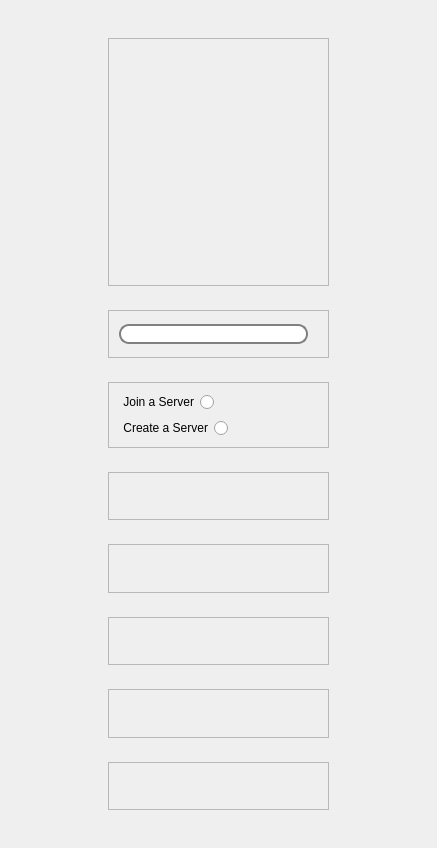
First picture: the form in createserverdialog.ui, repository CarsonTSmith/GrackleQtClient, before the edit.
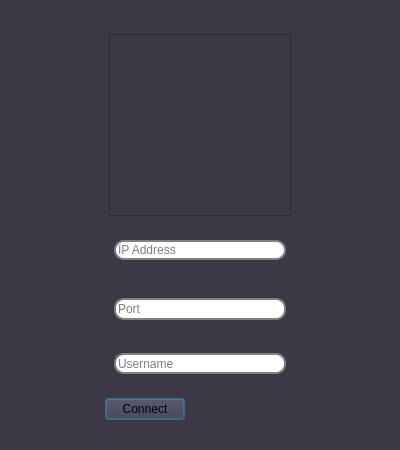
Second picture: the form after the edit.

Commit message: Added server connection dialog

```diff
--- a/createserverdialog.ui
+++ b/createserverdialog.ui
@@ -6,25 +6,73 @@
    <rect>
     <x>0</x>
     <y>0</y>
-    <width>437</width>
-    <height>848</height>
+    <width>400</width>
+    <height>450</height>
    </rect>
   </property>
+  <property name="sizePolicy">
+   <sizepolicy hsizetype="Fixed" vsizetype="Fixed">
+    <horstretch>0</horstretch>
+    <verstretch>0</verstretch>
+   </sizepolicy>
+  </property>
+  <property name="minimumSize">
+   <size>
+    <width>400</width>
+    <height>450</height>
+   </size>
+  </property>
+  <property name="maximumSize">
+   <size>
+    <width>400</width>
+    <height>450</height>
+   </size>
+  </property>
   <property name="windowTitle">
-   <string>Dialog</string>
+   <string>Grackle</string>
+  </property>
+  <property name="styleSheet">
+   <string notr="true">background-color: rgb(61, 56, 70);</string>
   </property>
   <layout class="QVBoxLayout" name="verticalLayout">
    <item>
     <widget class="QWidget" name="widget" native="true">
-     <layout class="QHBoxLayout" name="horizontalLayout" stretch="2,8,2">
+     <layout class="QHBoxLayout" name="horizontalLayout" stretch="2,0,2">
       <item>
        <widget class="QWidget" name="widget_2" native="true"/>
       </item>
       <item>
        <widget class="QWidget" name="widget_3" native="true">
-        <layout class="QVBoxLayout" name="verticalLayout_2" stretch="4,1,1,1,1,1,1,1">
+        <layout class="QVBoxLayout" name="verticalLayout_2" stretch="4,1,1,1,0">
+         <property name="spacing">
+          <number>5</number>
+         </property>
+         <property name="leftMargin">
+          <number>5</number>
+         </property>
+         <property name="topMargin">
+          <number>5</number>
+         </property>
+         <property name="rightMargin">
+          <number>5</number>
+         </property>
+         <property name="bottomMargin">
+          <number>5</number>
+         </property>
          <item>
           <widget class="QWidget" name="widget_5" native="true">
+           <property name="sizePolicy">
+            <sizepolicy hsizetype="Fixed" vsizetype="Fixed">
+             <horstretch>10</horstretch>
+             <verstretch>10</verstretch>
+            </sizepolicy>
+           </property>
+           <property name="minimumSize">
+            <size>
+             <width>200</width>
+             <height>200</height>
+            </size>
+           </property>
            <layout class="QVBoxLayout" name="verticalLayout_6">
             <item>
              <widget class="QFrame" name="frame">
@@ -41,7 +89,19 @@
          </item>
          <item>
           <widget class="QWidget" name="widget_6" native="true">
+           <property name="sizePolicy">
+            <sizepolicy hsizetype="Preferred" vsizetype="Minimum">
+             <horstretch>0</horstretch>
+             <verstretch>0</verstretch>
+            </sizepolicy>
+           </property>
            <layout class="QVBoxLayout" name="verticalLayout_7">
+            <property name="topMargin">
+             <number>0</number>
+            </property>
+            <property name="bottomMargin">
+             <number>9</number>
+            </property>
             <item>
              <widget class="QFrame" name="frame_2">
               <property name="styleSheet">
@@ -51,32 +111,47 @@
 }</string>
               </property>
               <property name="frameShape">
-               <enum>QFrame::StyledPanel</enum>
+               <enum>QFrame::NoFrame</enum>
               </property>
               <property name="frameShadow">
-               <enum>QFrame::Raised</enum>
+               <enum>QFrame::Plain</enum>
               </property>
-              <layout class="QVBoxLayout" name="verticalLayout_11" stretch="0">
+              <layout class="QVBoxLayout" name="verticalLayout_5" stretch="0">
                <property name="spacing">
-                <number>0</number>
+                <number>5</number>
                </property>
                <property name="leftMargin">
-                <number>10</number>
+                <number>5</number>
                </property>
                <property name="topMargin">
-                <number>0</number>
+                <number>5</number>
                </property>
                <property name="rightMargin">
-                <number>20</number>
+                <number>5</number>
                </property>
                <property name="bottomMargin">
-                <number>0</number>
+                <number>5</number>
                </property>
                <item>
-                <widget class="QLineEdit" name="lineEdit">
+                <widget class="QLineEdit" name="ip_address">
+                 <property name="enabled">
+                  <bool>true</bool>
+                 </property>
+                 <property name="sizePolicy">
+                  <sizepolicy hsizetype="Expanding" vsizetype="Fixed">
+                   <horstretch>0</horstretch>
+                   <verstretch>0</verstretch>
+                  </sizepolicy>
+                 </property>
                  <property name="styleSheet">
                   <string notr="true">background-color: rgb(255, 255, 255);</string>
                  </property>
+                 <property name="maxLength">
+                  <number>50</number>
+                 </property>
+                 <property name="placeholderText">
+                  <string extracomment="IP">IP Address</string>
+                 </property>
                 </widget>
                </item>
               </layout>
@@ -90,30 +165,53 @@
            <layout class="QVBoxLayout" name="verticalLayout_10">
             <item>
              <widget class="QFrame" name="frame_3">
+              <property name="styleSheet">
+               <string notr="true">QLineEdit {
+ border: 2px solid gray;
+ border-radius: 10px;
+}</string>
+              </property>
               <property name="frameShape">
-               <enum>QFrame::StyledPanel</enum>
+               <enum>QFrame::NoFrame</enum>
               </property>
               <property name="frameShadow">
-               <enum>QFrame::Raised</enum>
+               <enum>QFrame::Plain</enum>
               </property>
-              <layout class="QFormLayout" name="formLayout">
-               <item row="0" column="0">
-                <widget class="QRadioButton" name="radioButton">
-                 <property name="layoutDirection">
-                  <enum>Qt::RightToLeft</enum>
+              <layout class="QVBoxLayout" name="verticalLayout_4" stretch="0">
+               <property name="spacing">
+                <number>5</number>
+               </property>
+               <property name="leftMargin">
+                <number>5</number>
+               </property>
+               <property name="topMargin">
+                <number>5</number>
+               </property>
+               <property name="rightMargin">
+                <number>5</number>
+               </property>
+               <property name="bottomMargin">
+                <number>5</number>
+               </property>
+               <item>
+                <widget class="QLineEdit" name="port">
+                 <property name="sizePolicy">
+                  <sizepolicy hsizetype="Expanding" vsizetype="Preferred">
+                   <horstretch>0</horstretch>
+                   <verstretch>0</verstretch>
+                  </sizepolicy>
                  </property>
-                 <property name="text">
-                  <string>Join a Server</string>
+                 <property name="styleSheet">
+                  <string notr="true">background-color: rgb(255, 255, 255);</string>
                  </property>
-                </widget>
-               </item>
-               <item row="1" column="0">
-                <widget class="QRadioButton" name="radioButton_2">
-                 <property name="layoutDirection">
-                  <enum>Qt::RightToLeft</enum>
+                 <property name="maxLength">
+                  <number>10</number>
                  </property>
-                 <property name="text">
-                  <string>Create a Server</string>
+                 <property name="alignment">
+                  <set>Qt::AlignLeading|Qt::AlignLeft|Qt::AlignVCenter</set>
+                 </property>
+                 <property name="placeholderText">
+                  <string extracomment="Port">Port</string>
                  </property>
                 </widget>
                </item>
@@ -123,80 +221,110 @@
            </layout>
           </widget>
          </item>
-         <item>
-          <widget class="QWidget" name="widget_8" native="true">
-           <layout class="QVBoxLayout" name="verticalLayout_8">
-            <item>
-             <widget class="QFrame" name="frame_4">
-              <property name="frameShape">
-               <enum>QFrame::StyledPanel</enum>
-              </property>
-              <property name="frameShadow">
-               <enum>QFrame::Raised</enum>
-              </property>
-             </widget>
-            </item>
-           </layout>
-          </widget>
-         </item>
          <item>
           <widget class="QWidget" name="widget_9" native="true">
            <layout class="QVBoxLayout" name="verticalLayout_9">
             <item>
              <widget class="QFrame" name="frame_5">
-              <property name="frameShape">
-               <enum>QFrame::StyledPanel</enum>
+              <property name="styleSheet">
+               <string notr="true">QLineEdit {
+ border: 2px solid gray;
+ border-radius: 10px;
+}</string>
               </property>
-              <property name="frameShadow">
-               <enum>QFrame::Raised</enum>
-              </property>
-             </widget>
-            </item>
-           </layout>
-          </widget>
-         </item>
-         <item>
-          <widget class="QWidget" name="widget_10" native="true">
-           <layout class="QVBoxLayout" name="verticalLayout_3">
-            <item>
-             <widget class="QFrame" name="frame_6">
               <property name="frameShape">
-               <enum>QFrame::StyledPanel</enum>
+               <enum>QFrame::NoFrame</enum>
               </property>
               <property name="frameShadow">
-               <enum>QFrame::Raised</enum>
+               <enum>QFrame::Plain</enum>
               </property>
+              <layout class="QVBoxLayout" name="verticalLayout_3" stretch="0">
+               <property name="spacing">
+                <number>5</number>
+               </property>
+               <property name="leftMargin">
+                <number>5</number>
+               </property>
+               <property name="topMargin">
+                <number>5</number>
+               </property>
+               <property name="rightMargin">
+                <number>5</number>
+               </property>
+               <property name="bottomMargin">
+                <number>5</number>
+               </property>
+               <item>
+                <widget class="QLineEdit" name="username">
+                 <property name="sizePolicy">
+                  <sizepolicy hsizetype="Expanding" vsizetype="Preferred">
+                   <horstretch>0</horstretch>
+                   <verstretch>0</verstretch>
+                  </sizepolicy>
+                 </property>
+                 <property name="styleSheet">
+                  <string notr="true">background-color: rgb(255, 255, 255);</string>
+                 </property>
+                 <property name="maxLength">
+                  <number>30</number>
+                 </property>
+                 <property name="placeholderText">
+                  <string extracomment="Username">Username</string>
+                 </property>
+                </widget>
+               </item>
+              </layout>
              </widget>
             </item>
            </layout>
           </widget>
          </item>
          <item>
-          <widget class="QWidget" name="widget_11" native="true">
-           <layout class="QVBoxLayout" name="verticalLayout_4">
-            <item>
-             <widget class="QFrame" name="frame_7">
-              <property name="frameShape">
-               <enum>QFrame::StyledPanel</enum>
+          <widget class="QWidget" name="widget_8" native="true">
+           <property name="sizePolicy">
+            <sizepolicy hsizetype="Preferred" vsizetype="Preferred">
+             <horstretch>10</horstretch>
+             <verstretch>0</verstretch>
+            </sizepolicy>
+           </property>
+           <property name="layoutDirection">
+            <enum>Qt::LeftToRight</enum>
+           </property>
+           <layout class="QHBoxLayout" name="horizontalLayout_2" stretch="0">
+            <property name="spacing">
+             <number>5</number>
+            </property>
+            <property name="sizeConstraint">
+             <enum>QLayout::SetFixedSize</enum>
+            </property>
+            <property name="leftMargin">
+             <number>5</number>
+            </property>
+            <property name="topMargin">
+             <number>5</number>
+            </property>
+            <property name="rightMargin">
+             <number>5</number>
+            </property>
+            <property name="bottomMargin">
+             <number>5</number>
+            </property>
+            <item alignment="Qt::AlignHCenter|Qt::AlignVCenter">
+             <widget class="QPushButton" name="connectButton">
+              <property name="sizePolicy">
+               <sizepolicy hsizetype="Expanding" vsizetype="Preferred">
+                <horstretch>0</horstretch>
+                <verstretch>0</verstretch>
+               </sizepolicy>
               </property>
-              <property name="frameShadow">
-               <enum>QFrame::Raised</enum>
+              <property name="text">
+               <string>Connect</string>
               </property>
-             </widget>
-            </item>
-           </layout>
-          </widget>
-         </item>
-         <item>
-          <widget class="QWidget" name="widget_12" native="true">
-           <layout class="QVBoxLayout" name="verticalLayout_5">
-            <item>
-             <widget class="QFrame" name="frame_8">
-              <property name="frameShape">
-               <enum>QFrame::StyledPanel</enum>
-              </property>
-              <property name="frameShadow">
-               <enum>QFrame::Raised</enum>
+              <property name="iconSize">
+               <size>
+                <width>50</width>
+                <height>16</height>
+               </size>
               </property>
              </widget>
             </item>
```
The commit also changes 4 other files.
